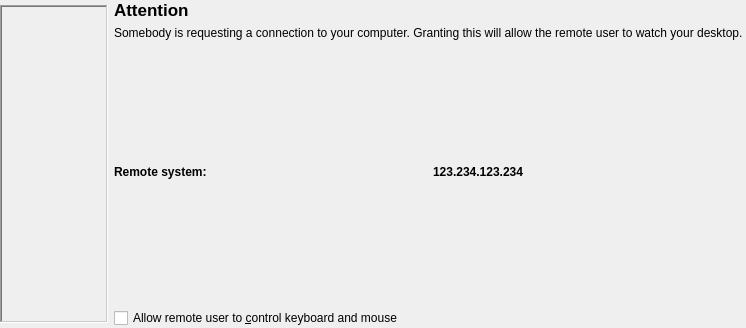
The window that krfb/rfbconnectionwidget.ui (KDE/krfb) describes before a commit, drawn with Qt 5.
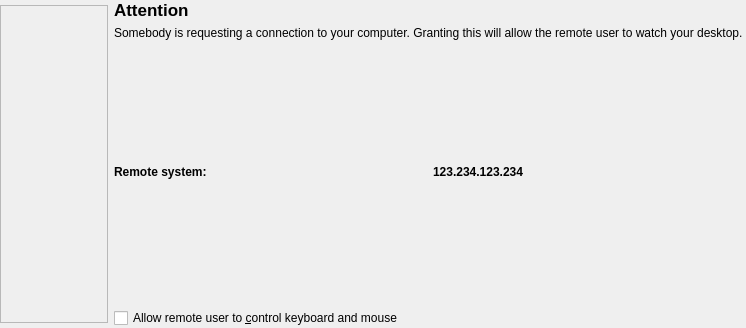
The same window after the commit.

```diff
--- a/krfb/rfbconnectionwidget.ui
+++ b/krfb/rfbconnectionwidget.ui
@@ -103,10 +103,10 @@
       </size>
      </property>
      <property name="frameShape" >
-      <enum>QFrame::WinPanel</enum>
+      <enum>QFrame::StyledPanel</enum>
      </property>
      <property name="frameShadow" >
-      <enum>QFrame::Sunken</enum>
+      <enum>QFrame::Plain</enum>
      </property>
      <property name="lineWidth" >
       <number>0</number>
```
